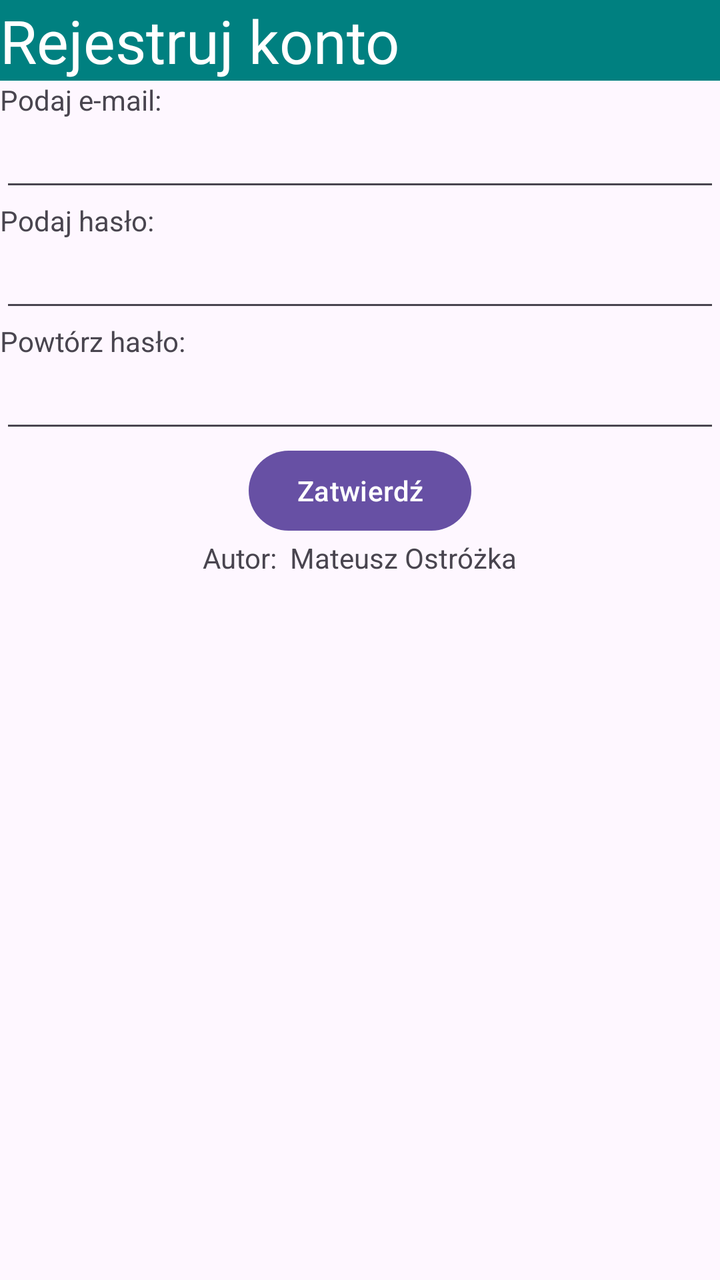
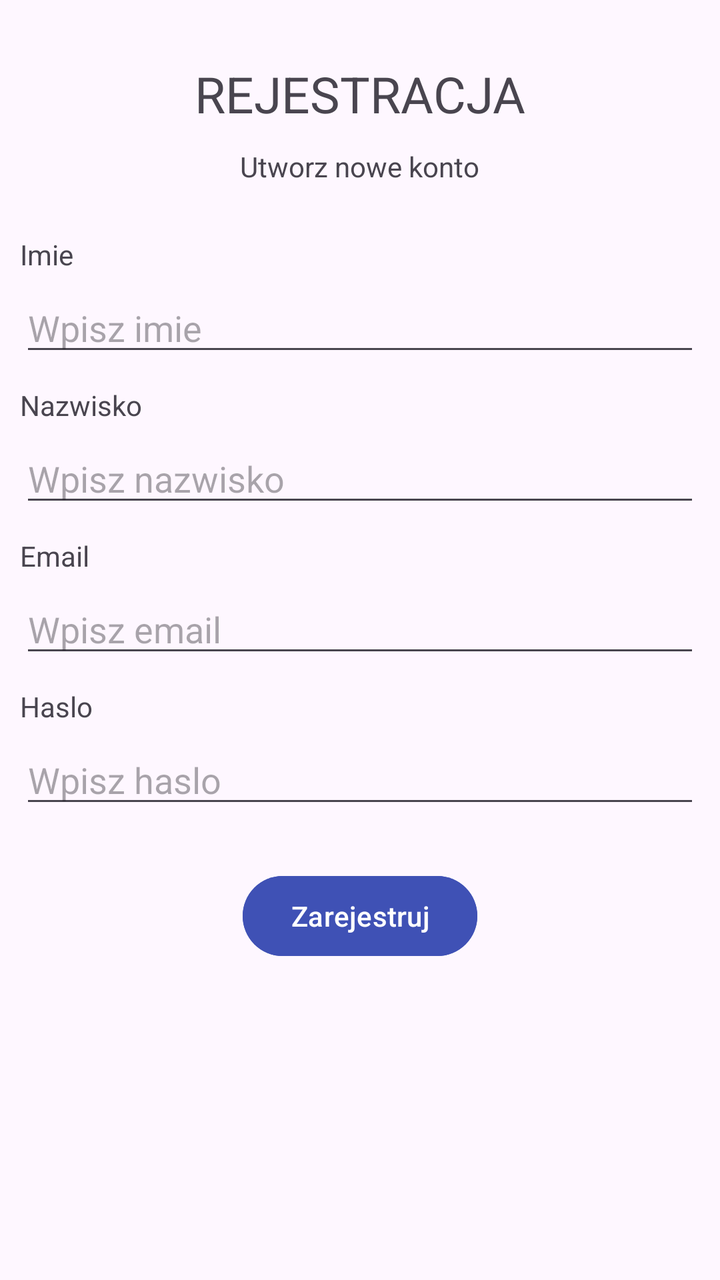

The first picture is an Android layout as it rendered before a commit; the second is the same layout after the commit. The layout source and the unified diff follow.
<!-- AndroidManifest.xml: application theme Theme.Rejestracja -->
<!-- res/layout/activity_main.xml -->
<?xml version="1.0" encoding="utf-8"?>
<LinearLayout xmlns:android="http://schemas.android.com/apk/res/android"
    android:layout_width="match_parent"
    android:layout_height="match_parent"
    android:orientation="vertical">

    <TextView
        android:id="@+id/textView"
        android:layout_width="match_parent"
        android:layout_height="wrap_content"
        android:background="#008080"
        android:text="Rejestruj konto"
        android:textColor="@color/white"
        android:textSize="30dp" />

    <TextView
        android:id="@+id/textView2"
        android:layout_width="match_parent"
        android:layout_height="wrap_content"
        android:text="Podaj e-mail:" />

    <EditText
        android:id="@+id/editTextEmail"
        android:layout_width="match_parent"
        android:layout_height="wrap_content"
        android:inputType="textEmailAddress"/>

    <TextView
        android:id="@+id/textView3"
        android:layout_width="match_parent"
        android:layout_height="wrap_content"
        android:text="Podaj hasło:" />

    <EditText
        android:id="@+id/editTextPassword1"
        android:layout_width="match_parent"
        android:layout_height="wrap_content"
        android:inputType="textPassword"/>

    <TextView
        android:id="@+id/textView4"
        android:layout_width="match_parent"
        android:layout_height="wrap_content"
        android:text="Powtórz hasło:" />

    <EditText
        android:id="@+id/editTextPassword2"
        android:layout_width="match_parent"
        android:layout_height="wrap_content"
        android:inputType="textPassword"/>

    <Button
        android:id="@+id/buttonSubmit"
        android:layout_width="wrap_content"
        android:layout_height="wrap_content"
        android:text="Zatwierdź"
        android:layout_gravity="center"/>

    <TextView
        android:id="@+id/textViewMessage"
        android:layout_width="wrap_content"
        android:layout_height="wrap_content"
        android:text="Autor:  Mateusz Ostróżka"
        android:layout_gravity="center"/>

</LinearLayout>
<!-- resources referenced by this layout -->
<resources>
  <color name="white">#FFFFFFFF</color>
  <style name="Theme.Rejestracja" parent="Base.Theme.Rejestracja" />
  <style name="Base.Theme.Rejestracja" parent="Theme.Material3.DayNight.NoActionBar">
          
          
      </style>
</resources>

<!-- the commit's change to res/layout/activity_main.xml (unified diff, before → after) -->
@@ -1,66 +1,119 @@
 <?xml version="1.0" encoding="utf-8"?>
 <LinearLayout xmlns:android="http://schemas.android.com/apk/res/android"
+    xmlns:app="http://schemas.android.com/apk/res-auto"
+    xmlns:tools="http://schemas.android.com/tools"
+    android:id="@+id/main"
     android:layout_width="match_parent"
     android:layout_height="match_parent"
-    android:orientation="vertical">
+    android:orientation="vertical"
+    tools:context=".MainActivity">
 
     <TextView
-        android:id="@+id/textView"
+        android:id="@+id/register"
+        android:layout_width="wrap_content"
+        android:layout_height="wrap_content"
+        android:text="@string/rejestracja"
+        android:layout_gravity="center"
+        android:textSize="25sp"
+        android:layout_marginTop="30dp"/>
+
+    <TextView
+        android:id="@+id/createaccount"
+        android:layout_width="wrap_content"
+        android:layout_height="wrap_content"
+        android:text="@string/utworz_nowe_konto"
+        android:layout_gravity="center"
+        android:layout_marginTop="10dp"/>
+
+    <TextView
+        android:id="@+id/name"
         android:layout_width="match_parent"
         android:layout_height="wrap_content"
-        android:background="#008080"
-        android:text="Rejestruj konto"
-        android:textColor="@color/white"
-        android:textSize="30dp" />
+        android:text="@string/imie"
+        android:layout_marginStart="10dp"
+        android:layout_marginEnd="10dp"
+        android:layout_marginTop="25dp"/>
+
+    <EditText
+        android:id="@+id/editTextName"
+        android:layout_width="match_parent"
+        android:layout_height="wrap_content"
+        android:ems="10"
+        android:inputType="text"
+        android:hint="@string/wpisz_imie"
+        android:layout_marginStart="10dp"
+        android:layout_marginEnd="10dp"
+        android:layout_marginTop="5dp"/>
 
     <TextView
-        android:id="@+id/textView2"
+        android:id="@+id/surname"
         android:layout_width="match_parent"
         android:layout_height="wrap_content"
-        android:text="Podaj e-mail:" />
+        android:text="@string/nazwisko"
+        android:layout_marginStart="10dp"
+        android:layout_marginEnd="10dp"
+        android:layout_marginTop="10dp"/>
+
+    <EditText
+        android:id="@+id/editTextSurname"
+        android:layout_width="match_parent"
+        android:layout_height="wrap_content"
+        android:ems="10"
+        android:hint="@string/wpisz_nazwisko"
+        android:inputType="text"
+        android:layout_marginStart="10dp"
+        android:layout_marginEnd="10dp"
+        android:layout_marginTop="5dp"/>
+
+    <TextView
+        android:id="@+id/email"
+        android:layout_width="match_parent"
+        android:layout_height="wrap_content"
+        android:text="@string/email"
+        android:layout_marginStart="10dp"
+        android:layout_marginEnd="10dp"
+        android:layout_marginTop="10dp"/>
 
     <EditText
         android:id="@+id/editTextEmail"
         android:layout_width="match_parent"
         android:layout_height="wrap_content"
-        android:inputType="textEmailAddress"/>
+        android:ems="10"
+        android:inputType="textEmailAddress"
+        android:hint="@string/wpisz_email"
+        android:layout_marginStart="10dp"
+        android:layout_marginEnd="10dp"
+        android:layout_marginTop="5dp"/>
 
     <TextView
-        android:id="@+id/textView3"
+        android:id="@+id/password"
         android:layout_width="match_parent"
         android:layout_height="wrap_content"
-        android:text="Podaj hasło:" />
+        android:text="@string/haslo"
+        android:layout_marginStart="10dp"
+        android:layout_marginEnd="10dp"
+        android:layout_marginTop="10dp"/>
 
     <EditText
-        android:id="@+id/editTextPassword1"
+        android:id="@+id/editTextpassword"
         android:layout_width="match_parent"
         android:layout_height="wrap_content"
-        android:inputType="textPassword"/>
-
-    <TextView
-        android:id="@+id/textView4"
-        android:layout_width="match_parent"
-        android:layout_height="wrap_content"
-        android:text="Powtórz hasło:" />
-
-    <EditText
-        android:id="@+id/editTextPassword2"
-        android:layout_width="match_parent"
-        android:layout_height="wrap_content"
-        android:inputType="textPassword"/>
+        android:ems="10"
+        android:inputType="textPassword"
+        android:hint="@string/wpisz_haslo"
+        android:layout_marginStart="10dp"
+        android:layout_marginEnd="10dp"
+        android:layout_marginTop="5dp"/>
 
     <Button
-        android:id="@+id/buttonSubmit"
+        android:id="@+id/buttonRegister"
         android:layout_width="wrap_content"
         android:layout_height="wrap_content"
-        android:text="Zatwierdź"
-        android:layout_gravity="center"/>
-
-    <TextView
-        android:id="@+id/textViewMessage"
-        android:layout_width="wrap_content"
-        android:layout_height="wrap_content"
-        android:text="Autor:  Mateusz Ostróżka"
-        android:layout_gravity="center"/>
+        android:text="@string/zarejestruj"
+        android:layout_gravity="center"
+        android:backgroundTint="#3F51B5"
+        android:layout_marginStart="10dp"
+        android:layout_marginEnd="10dp"
+        android:layout_marginTop="25dp" />
 
 </LinearLayout>
<!-- resource entries referenced after the edit -->
@@ -1,6 +1,16 @@
 <!-- resources referenced by this layout -->
 <resources>
-  <color name="white">#FFFFFFFF</color>
+  <string name="email">Email</string>
+  <string name="haslo">Haslo</string>
+  <string name="imie">Imie</string>
+  <string name="nazwisko">Nazwisko</string>
+  <string name="rejestracja">REJESTRACJA</string>
+  <string name="utworz_nowe_konto">Utworz nowe konto</string>
+  <string name="wpisz_email">Wpisz email</string>
+  <string name="wpisz_haslo">Wpisz haslo</string>
+  <string name="wpisz_imie">Wpisz imie</string>
+  <string name="wpisz_nazwisko">Wpisz nazwisko</string>
+  <string name="zarejestruj">Zarejestruj</string>
   <style name="Theme.Rejestracja" parent="Base.Theme.Rejestracja" />
   <style name="Base.Theme.Rejestracja" parent="Theme.Material3.DayNight.NoActionBar">
           
